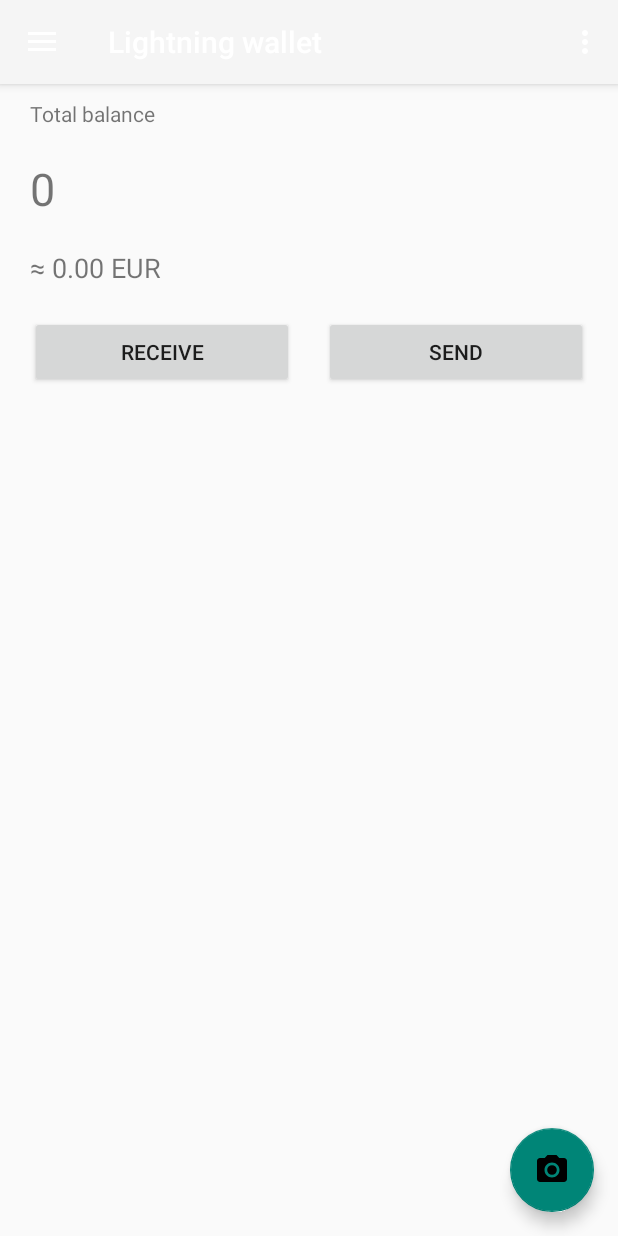
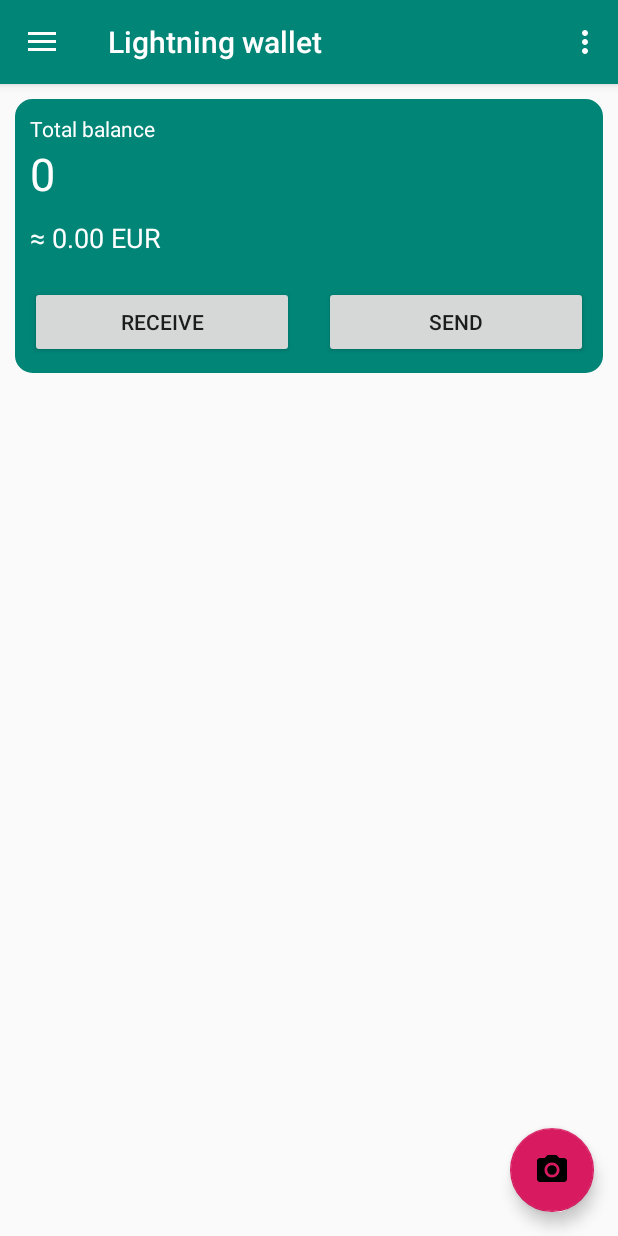
Before and after one commit to RdeWilde/lnwallet-krotoplus-test, an Android app: the screen it shows after launch (MainActivity), on a phone screen of 412 x 824 dp. Run offline under Robolectric (Android 15) with nearby library versions, the phone set to English and light mode, and no system bars; our stand-ins replace androidx.preference; libraries missing offline, so code that uses them is left out: android.support.v7, com.google.zxing.integration, io.grpc.

Commit message:
Make UI more consistent

```diff
--- a/app/src/main/java/dev/sillerud/lnwallet/LightningConnectionInfo.kt
+++ b/app/src/main/java/dev/sillerud/lnwallet/LightningConnectionInfo.kt
@@ -4,6 +4,7 @@ import android.os.Parcel
 import android.os.Parcelable
 
 data class LightningConnectionInfo(
+    val connectionId: String,
     val host: String,
     val port: Int,
     val macaroon: ByteArray,
@@ -12,6 +13,7 @@ data class LightningConnectionInfo(
     val name: String?
 ) : Parcelable {
     override fun writeToParcel(dest: Parcel, flags: Int) {
+        dest.writeString(connectionId)
         dest.writeString(host)
         dest.writeInt(port)
         dest.writeInt(macaroon.size)
@@ -28,6 +30,7 @@ data class LightningConnectionInfo(
         @JvmField
         val CREATOR: Parcelable.Creator<LightningConnectionInfo> = object : Parcelable.Creator<LightningConnectionInfo> {
             override fun createFromParcel(source: Parcel): LightningConnectionInfo {
+                val connectionId = source.readString()!!
                 val host = source.readString()!!
                 val port = source.readInt()
                 val macaroonBytes = ByteArray(source.readInt())
@@ -36,7 +39,7 @@ data class LightningConnectionInfo(
                 source.readByteArray(certificateBytes)
                 val network = source.readString()?.let { Network.valueOf(it) }
                 val name = source.readString()
-                return LightningConnectionInfo(host, port, macaroonBytes, certificateBytes, network, name)
+                return LightningConnectionInfo(connectionId, host, port, macaroonBytes, certificateBytes, network, name)
             }
 
             override fun newArray(size: Int): Array<LightningConnectionInfo?> = arrayOfNulls(size)
--- a/app/src/main/java/dev/sillerud/lnwallet/activites/ActivityBase.kt
+++ b/app/src/main/java/dev/sillerud/lnwallet/activites/ActivityBase.kt
@@ -17,6 +17,7 @@ import dev.sillerud.lnwallet.activites.settings.getLightningConnectionInfo
 import kotlinx.coroutines.CoroutineScope
 import kotlinx.coroutines.Dispatchers
 import kotlinx.coroutines.Job
+import java.util.*
 import kotlin.coroutines.CoroutineContext
 
 abstract class ActivityBase : AppCompatActivity(), CoroutineScope {
@@ -76,6 +77,7 @@ abstract class ActivityBase : AppCompatActivity(), CoroutineScope {
         val macaroonBytes = Base64.decode(uri.getQueryParameter("macaroon"), Base64.URL_SAFE)
         val certBytes = Base64.decode(uri.getQueryParameter("cert"), Base64.URL_SAFE)
         val lightningConnectionInfo = LightningConnectionInfo(
+            connectionId = UUID.randomUUID().toString(),
             host = uri.host!!,
             port = uri.port,
             macaroon = macaroonBytes,
@@ -93,8 +95,8 @@ abstract class ActivityBase : AppCompatActivity(), CoroutineScope {
     }
 
     fun getLaunchConnectionInfo(): LightningConnectionInfo? =
-        intent.getParcelableExtra(LN_CONNECTION_INFO_EXTRA) ?:
-        currentConnectionId?.let { id -> sharedPreferences.getLightningConnectionInfo(id) }
+        intent.getParcelableExtra(LN_CONNECTION_INFO_EXTRA)
+            ?: currentConnectionId?.let { id -> sharedPreferences.getLightningConnectionInfo(id) }
 
     fun initQrScan() {
         IntentIntegrator(this)
--- a/app/src/main/java/dev/sillerud/lnwallet/activites/LightningAwareActivity.kt
+++ b/app/src/main/java/dev/sillerud/lnwallet/activites/LightningAwareActivity.kt
@@ -25,7 +25,9 @@ abstract class LightningAwareActivity : ActivityBase() {
     }
 
     override fun onCurrentConnectionIdChange(oldConnectionId: String?, newConnectionId: String) {
-        lightningStub = createLightningStub(sharedPreferences.getLightningConnectionInfo(newConnectionId), coroutineContext)
+        lightningStub = sharedPreferences.getLightningConnectionInfo(newConnectionId)?.let { connectionInfo ->
+            createLightningStub(connectionInfo, coroutineContext)
+        }
     }
 
     private fun closeChannel(stub: LightningCoroutineGrpc.LightningCoroutineStub?) {
--- a/app/src/main/java/dev/sillerud/lnwallet/activites/MainActivity.kt
+++ b/app/src/main/java/dev/sillerud/lnwallet/activites/MainActivity.kt
@@ -40,18 +40,7 @@ class MainActivity : LightningAwareActivity(), NavigationView.OnNavigationItemSe
         main_activity.addDrawerListener(toggle)
         toggle.syncState()
 
-        val sharedPreferences = PreferenceManager.getDefaultSharedPreferences(this)
-        sharedPreferences?.getStringSet(WalletSettingsActivity.LN_CONNECTION_IDS, null)
-            ?.map { it to sharedPreferences.getLightningConnectionInfo(it) }
-            ?.forEach {  (connectionId, connectionInfo) ->
-                val item = navigationView.menu.add(R.id.walletList, Menu.NONE, 0, connectionInfo.name ?: connectionInfo.host)
-                item.setOnMenuItemClickListener {
-                    currentConnectionId = connectionId
-                    startActivity(Intent(this, WalletActivity::class.java)
-                        .putExtra(LN_CONNECTION_INFO_EXTRA, connectionInfo))
-                    true
-                }
-            }
+        updateWalletList()
         navigationView.setNavigationItemSelectedListener(this)
 
         val localCurrency = sharedPreferences.getString(SettingsFragment.LOCAL_CURRENCY_PREFERENCE,
@@ -65,8 +54,28 @@ class MainActivity : LightningAwareActivity(), NavigationView.OnNavigationItemSe
 
     override fun onResume() {
         super.onResume()
+        updateWalletList()
         initializeConnection()
     }
+
+    fun updateWalletList() {
+        val sharedPreferences = PreferenceManager.getDefaultSharedPreferences(this)
+        val subMenu = navigationView.menu.items().first { it.itemId == R.id.wallet_list }.subMenu
+        subMenu.clear()
+
+        sharedPreferences?.getStringSet(WalletSettingsActivity.LN_CONNECTION_IDS, null)
+            ?.map { it to sharedPreferences.getLightningConnectionInfo(it)!! }
+            ?.forEach {  (connectionId, connectionInfo) ->
+                val item = subMenu.add(R.id.wallet_list_group, Menu.NONE, 0, connectionInfo.name ?: connectionInfo.host)
+                item.setOnMenuItemClickListener {
+                    currentConnectionId = connectionId
+                    main_activity.closeDrawer(GravityCompat.START)
+                    true
+                }
+            }
+    }
+
+    fun Menu.items() = 0.until(size()).map { getItem(it) }
 
     override suspend fun onWalletChange(
         oldStub: LightningCoroutineGrpc.LightningCoroutineStub?,
@@ -74,7 +83,7 @@ class MainActivity : LightningAwareActivity(), NavigationView.OnNavigationItemSe
     ) {
         val localCurrency = sharedPreferences.getString(SettingsFragment.LOCAL_CURRENCY_PREFERENCE,
             SettingsFragment.LOCAL_CURRENCY_PREFERENCE_DEFAULT_VALUE)!!
-        val connectionInfo = sharedPreferences.getLightningConnectionInfo(currentConnectionId!!)
+        val connectionInfo = sharedPreferences.getLightningConnectionInfo(currentConnectionId!!)!!
 
         val channelBalance = currentStub.channelBalance(Rpc.ChannelBalanceRequest.newBuilder().build())
 
@@ -84,7 +93,8 @@ class MainActivity : LightningAwareActivity(), NavigationView.OnNavigationItemSe
         textCryptoBalance.text = connectionInfo.network!!.balanceFormat(combinedBalance)
         getPrice(connectionInfo.network.displayName, localCurrency) {
             launch {
-                textLocalBalance.text = getString(R.string.local_currency_format).format(it.data.amount.toDouble() * wholeCoins, localCurrency)
+                textLocalBalance.text = getString(R.string.local_currency_format)
+                    .format(it.data.amount.toDouble() * wholeCoins, localCurrency)
             }
         }
     }
@@ -98,15 +108,16 @@ class MainActivity : LightningAwareActivity(), NavigationView.OnNavigationItemSe
     }
 
     override fun onCreateOptionsMenu(menu: Menu): Boolean {
-        menuInflater.inflate(R.menu.activity_main_drawer, menu)
+        menuInflater.inflate(R.menu.menu_main, menu)
         return true
     }
 
-    override fun onOptionsItemSelected(item: MenuItem): Boolean {
-        when (item.itemId) {
-            R.id.action_settings -> return true
-            else -> return super.onOptionsItemSelected(item)
+    override fun onOptionsItemSelected(item: MenuItem): Boolean = when (item.itemId) {
+        R.id.action_settings -> run {
+            startActivity(Intent(this, WalletSettingsActivity::class.java))
+            true
         }
+        else -> super.onOptionsItemSelected(item)
     }
 
     override fun onNavigationItemSelected(item: MenuItem): Boolean {
--- a/app/src/main/java/dev/sillerud/lnwallet/activites/PaymentActivity.kt
+++ b/app/src/main/java/dev/sillerud/lnwallet/activites/PaymentActivity.kt
@@ -51,7 +51,7 @@ class PaymentActivity : LightningAwareActivity() {
         }
         val channelBalance = currentStub.channelBalance(Rpc.ChannelBalanceRequest.newBuilder().build())
 
-        getPrice(connectionInfo.network!!.displayName, localCurrency) { priceWrapper ->
+        getPrice(connectionInfo!!.network!!.displayName, localCurrency) { priceWrapper ->
             val price = priceWrapper.data
             runOnUiThread {
                 textPriceTotal.text = "${textPriceTotal.text}\n (${price.amount.toDouble() * 0.00000001 * paymentInfo.numSatoshis} ${price.currency})"
--- a/app/src/main/java/dev/sillerud/lnwallet/activites/settings/Settings.kt
+++ b/app/src/main/java/dev/sillerud/lnwallet/activites/settings/Settings.kt
@@ -7,6 +7,7 @@ import android.support.v7.preference.*
 import dev.sillerud.lnwallet.LocalCurrency
 import dev.sillerud.lnwallet.R
 import dev.sillerud.lnwallet.activites.ActivityBase
+import java.util.*
 
 class SettingsActivity : AppCompatActivity() {
 
@@ -28,7 +29,7 @@ class SettingsFragment : PreferenceFragmentCompat() {
         screen.addPreference(walletCategory)
 
         preferenceManager.sharedPreferences.getStringSet(WalletSettingsActivity.LN_CONNECTION_IDS, mutableSetOf())?.forEach { connectionId ->
-            val connectionInfo = preferenceManager.sharedPreferences.getLightningConnectionInfo(connectionId)
+            val connectionInfo = preferenceManager.sharedPreferences.getLightningConnectionInfo(connectionId)!!
             walletCategory.addPreference(Preference(context).apply {
                 key = connectionId
                 title = "${connectionInfo.name} (${connectionInfo.network!!.displayName})"
@@ -36,7 +37,6 @@ class SettingsFragment : PreferenceFragmentCompat() {
 
                 setOnPreferenceClickListener {
                     startActivityForResult(Intent(context, WalletSettingsActivity::class.java).apply {
-                        putExtra(ActivityBase.LN_CONNECTION_ID_EXTRA, connectionId)
                         putExtra(ActivityBase.LN_CONNECTION_INFO_EXTRA, connectionInfo)
                     }, 1)
 
@@ -50,7 +50,9 @@ class SettingsFragment : PreferenceFragmentCompat() {
             title = "Add wallet"
             summary = "Add a new lightning wallet"
             setOnPreferenceClickListener {
-                startActivityForResult(Intent(context, WalletSettingsActivity::class.java), 1)
+                startActivityForResult(Intent(context, WalletSettingsActivity::class.java).apply {
+                    putExtra(ActivityBase.LN_CONNECTION_ID_EXTRA, UUID.randomUUID().toString())
+                }, 1)
 
                 true
             }
--- /dev/null
+++ b/app/src/main/res/drawable/balance_info_background.xml
@@ -0,0 +1,7 @@
+<?xml version="1.0" encoding="UTF-8"?>
+<shape xmlns:android="http://schemas.android.com/apk/res/android">
+    <solid android:color="@color/colorPrimary"/>
+    <stroke android:width="3dp" android:color="@color/colorPrimary" />
+    <corners android:radius="10dp"/>
+    <padding android:left="0dp" android:top="0dp" android:right="0dp" android:bottom="0dp" />
+</shape>
--- a/app/src/main/res/layout/content_main.xml
+++ b/app/src/main/res/layout/content_main.xml
@@ -9,33 +9,38 @@
         tools:showIn="@layout/app_bar_main"
         tools:context=".activites.MainActivity">
     <LinearLayout
+            app:layout_behavior="@string/appbar_scrolling_view_behavior"
             android:orientation="vertical"
             android:layout_width="match_parent"
             android:layout_height="wrap_content"
-            android:layout_margin="10dp">
+            tools:layout_editor_absoluteX="10dp">
         <LinearLayout
                 android:orientation="vertical"
                 android:layout_width="match_parent"
-                android:layout_height="wrap_content">
+                android:layout_height="wrap_content" android:background="@drawable/balance_info_background"
+                android:layout_margin="10dp">
             <TextView
                     android:text="Total balance"
                     android:layout_width="match_parent"
                     android:layout_height="wrap_content" android:id="@+id/textBalanceHelp"
-                    android:layout_margin="10dp"/>
+                    android:textColor="@android:color/white" android:layout_marginTop="10dp"
+                    android:layout_marginRight="10dp" android:layout_marginLeft="10dp"/>
             <TextView
                     android:text="@string/crypto_currency_format"
                     android:layout_width="match_parent"
                     android:layout_height="wrap_content"
                     android:id="@+id/textCryptoBalance"
                     android:textSize="30sp"
-                    android:layout_margin="10dp"/>
+                    android:textColor="@android:color/white" android:layout_marginLeft="10dp"
+                    android:layout_marginRight="10dp"/>
             <TextView
                     android:text="@string/local_currency_format"
                     android:layout_width="match_parent"
                     android:layout_height="wrap_content"
                     android:id="@+id/textLocalBalance"
                     android:textSize="18sp"
-                    android:layout_margin="10dp"/>
+                    android:layout_margin="10dp"
+                    android:textColor="@android:color/white"/>
             <LinearLayout
                     android:orientation="horizontal"
                     android:layout_width="match_parent"
--- a/app/src/main/res/layout/nav_header_main.xml
+++ b/app/src/main/res/layout/nav_header_main.xml
@@ -9,7 +9,6 @@
         android:paddingLeft="@dimen/activity_horizontal_margin"
         android:paddingRight="@dimen/activity_horizontal_margin"
         android:paddingTop="@dimen/activity_vertical_margin"
-        android:theme="@style/ThemeOverlay.AppCompat.Dark"
         android:orientation="vertical"
         android:gravity="bottom">
 
--- a/app/src/main/res/menu/activity_main_drawer.xml
+++ b/app/src/main/res/menu/activity_main_drawer.xml
@@ -9,10 +9,15 @@
                 android:icon="@drawable/ic_menu_camera"
                 android:title="Scan invoice QR"/>
     </group>
-    <group android:checkableBehavior="single"
-           android:title="Wallets"
-           android:id="@+id/walletList">
-    </group>
+
+    <item android:title="Wallets"
+          android:id="@+id/wallet_list">
+        <menu>
+            <group android:checkableBehavior="single"
+                   android:id="@+id/wallet_list_group">
+            </group>
+        </menu>
+    </item>
 
     <item android:title="Other">
         <menu>
--- a/app/src/main/res/menu/menu_main.xml
+++ b/app/src/main/res/menu/menu_main.xml
@@ -6,4 +6,7 @@
           android:title="@string/action_settings"
           android:orderInCategory="100"
           app:showAsAction="never"/>
+    <item android:id="@+id/action_node_info"
+          android:title="@string/node_information"
+          android:orderInCategory="200" />
 </menu>
--- a/app/src/main/res/values/strings.xml
+++ b/app/src/main/res/values/strings.xml
@@ -18,4 +18,5 @@
     <string name="crypto_currency_format">%.10f %s</string>
     <string name="local_currency_format">≈ %.2f %s</string>
     <string name="empty_balance">0</string>
+    <string name="node_information">Node information</string>
 </resources>
```
Also changed, not shown: app/src/main/AndroidManifest.xml (+8 -6 lines), app/src/main/java/dev/sillerud/lnwallet/activites/WalletActivity.kt (deleted, +0 -40 lines), app/src/main/java/dev/sillerud/lnwallet/activites/settings/WalletSettingsActivity.kt (+10 -11 lines), app/src/main/res/layout/activity_wallet.xml (deleted, +0 -21 lines).
